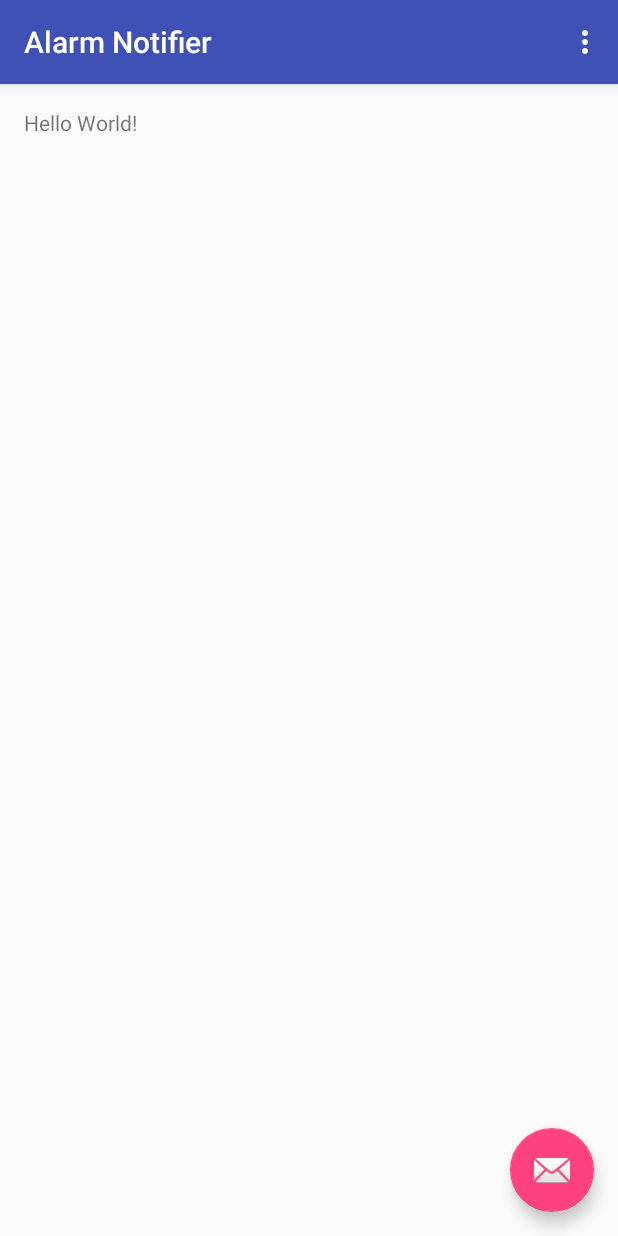
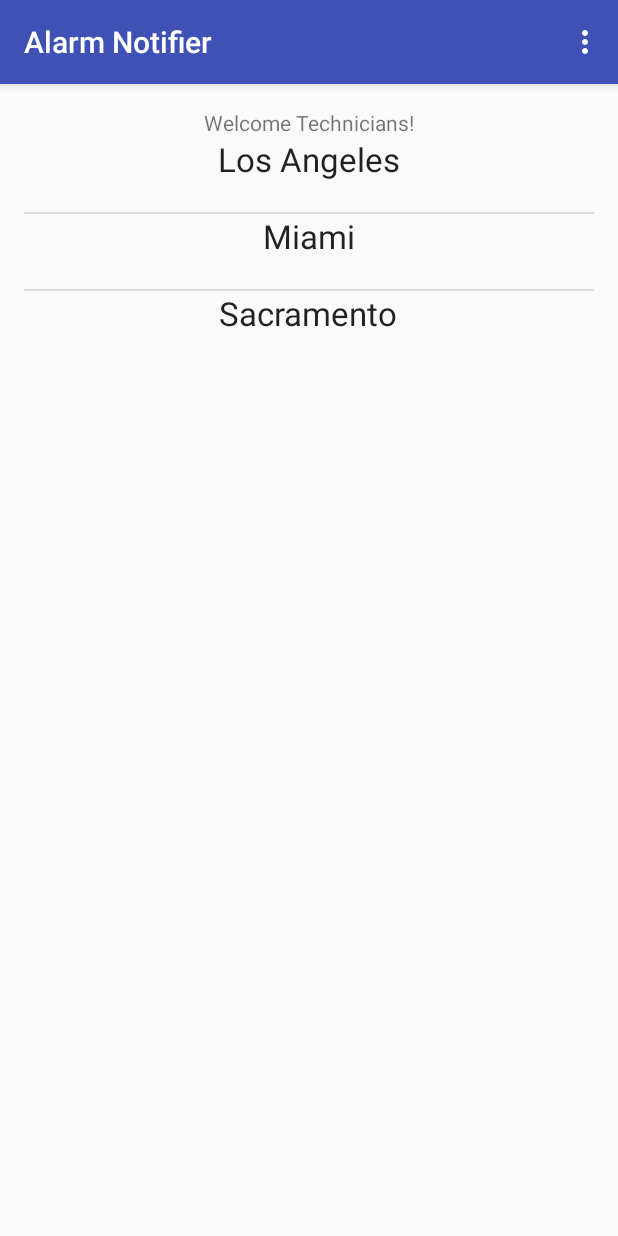
Before and after one commit to agarcia94/SignalMonitoring, an Android app: the MainActivity screen opened directly, with no data from a screen before it, on a phone screen of 412 x 824 dp. Run offline under Robolectric (Android 15) with nearby library versions, the phone set to English and light mode, and no system bars.

Commit message:
Added dummy data for list view

```diff
--- a/AlarmNotifier/app/src/main/java/com/example/alexperez/alarmnotifier/MainActivity.java
+++ b/AlarmNotifier/app/src/main/java/com/example/alexperez/alarmnotifier/MainActivity.java
@@ -18,14 +18,14 @@ public class MainActivity extends AppCompatActivity {
         Toolbar toolbar = (Toolbar) findViewById(R.id.toolbar);
         setSupportActionBar(toolbar);
 
-        FloatingActionButton fab = (FloatingActionButton) findViewById(R.id.fab);
-        fab.setOnClickListener(new View.OnClickListener() {
-            @Override
-            public void onClick(View view) {
-                Snackbar.make(view, "Replace with your own action", Snackbar.LENGTH_LONG)
-                        .setAction("Action", null).show();
-            }
-        });
+//        FloatingActionButton fab = (FloatingActionButton) findViewById(R.id.fab);
+//        fab.setOnClickListener(new View.OnClickListener() {
+//            @Override
+//            public void onClick(View view) {
+//                Snackbar.make(view, "Replace with your own action", Snackbar.LENGTH_LONG)
+//                        .setAction("Action", null).show();
+//            }
+//        });
     }
 
     @Override
--- a/AlarmNotifier/app/src/main/java/com/example/alexperez/alarmnotifier/MainActivityFragment.java
+++ b/AlarmNotifier/app/src/main/java/com/example/alexperez/alarmnotifier/MainActivityFragment.java
@@ -1,15 +1,24 @@
 package com.example.alexperez.alarmnotifier;
 
+import android.content.Intent;
 import android.support.v4.app.Fragment;
 import android.os.Bundle;
 import android.view.LayoutInflater;
 import android.view.View;
 import android.view.ViewGroup;
+import android.widget.AdapterView;
+import android.widget.ArrayAdapter;
+import android.widget.ListView;
+
+import java.util.ArrayList;
 
 /**
  * A placeholder fragment containing a simple view.
  */
 public class MainActivityFragment extends Fragment {
+
+    private ListView lv;
+    private ArrayAdapter<String> adapter;
 
     public MainActivityFragment() {
     }
@@ -17,6 +26,21 @@ public class MainActivityFragment extends Fragment {
     @Override
     public View onCreateView(LayoutInflater inflater, ViewGroup container,
                              Bundle savedInstanceState) {
-        return inflater.inflate(R.layout.fragment_main, container, false);
+
+        View rootView = inflater.inflate(R.layout.fragment_main, container, false);
+
+        lv = (ListView)rootView.findViewById(R.id.listview);
+
+        ArrayList<String> data = new ArrayList<>();
+        data.add("Los Angeles");
+        data.add("Miami");
+        data.add("Sacramento");
+
+        adapter = new ArrayAdapter(getActivity(), R.layout.row, R.id.textView, data);
+        lv.setAdapter(adapter);
+
+
+
+        return rootView;
     }
 }
--- a/AlarmNotifier/app/src/main/res/layout/activity_main.xml
+++ b/AlarmNotifier/app/src/main/res/layout/activity_main.xml
@@ -23,12 +23,4 @@
 
     <include layout="@layout/content_main" />
 
-    <android.support.design.widget.FloatingActionButton
-        android:id="@+id/fab"
-        android:layout_width="wrap_content"
-        android:layout_height="wrap_content"
-        android:layout_gravity="bottom|end"
-        android:layout_margin="@dimen/fab_margin"
-        android:src="@android:drawable/ic_dialog_email" />
-
 </android.support.design.widget.CoordinatorLayout>
--- a/AlarmNotifier/app/src/main/res/layout/fragment_main.xml
+++ b/AlarmNotifier/app/src/main/res/layout/fragment_main.xml
@@ -6,12 +6,22 @@
     android:paddingLeft="@dimen/activity_horizontal_margin"
     android:paddingRight="@dimen/activity_horizontal_margin"
     android:paddingTop="@dimen/activity_vertical_margin"
+    android:orientation="vertical"
     tools:context="com.example.alexperez.alarmnotifier.MainActivityFragment"
     tools:showIn="@layout/activity_main">
 
     <TextView
         android:layout_width="wrap_content"
         android:layout_height="wrap_content"
-        android:text="Hello World!" />
+        android:text="Welcome Technicians!"
+        android:id="@+id/textView2"
+        android:layout_alignParentTop="true"
+        android:layout_centerHorizontal="true" />
+
+    <ListView
+        android:layout_width="wrap_content"
+        android:layout_height="wrap_content"
+        android:id="@+id/listview"
+        android:layout_below="@+id/textView2" />
 
 </RelativeLayout>
--- /dev/null
+++ b/AlarmNotifier/app/src/main/res/layout/row.xml
@@ -0,0 +1,14 @@
+<?xml version="1.0" encoding="utf-8"?>
+<LinearLayout xmlns:android="http://schemas.android.com/apk/res/android"
+    android:orientation="vertical" android:layout_width="match_parent"
+    android:layout_height="match_parent">
+
+    <TextView
+        android:layout_width="wrap_content"
+        android:layout_height="50dp"
+        android:textAppearance="?android:attr/textAppearanceLarge"
+        android:text="Large Text"
+        android:id="@+id/textView"
+        android:layout_gravity="center_horizontal" />
+
+</LinearLayout>
--- a/AlarmNotifier/app/src/main/res/layout/splash.xml
+++ b/AlarmNotifier/app/src/main/res/layout/splash.xml
@@ -8,7 +8,7 @@
     android:paddingBottom="@dimen/activity_vertical_margin"
     tools:context=".Splash">
 
-    <TextView android:text="Welcome To Maze Runner"
+    <TextView android:text="Welcome To Alarm Notifier!"
         android:layout_width="wrap_content"
         android:layout_height="wrap_content"
         android:textSize="30dp"
```
